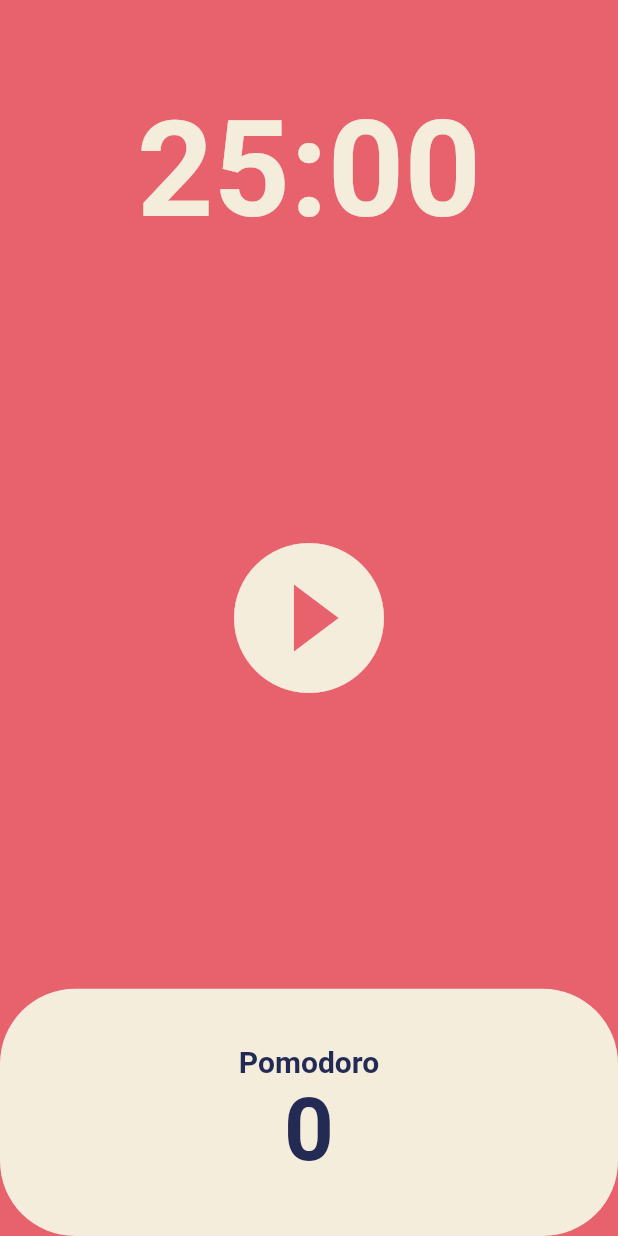
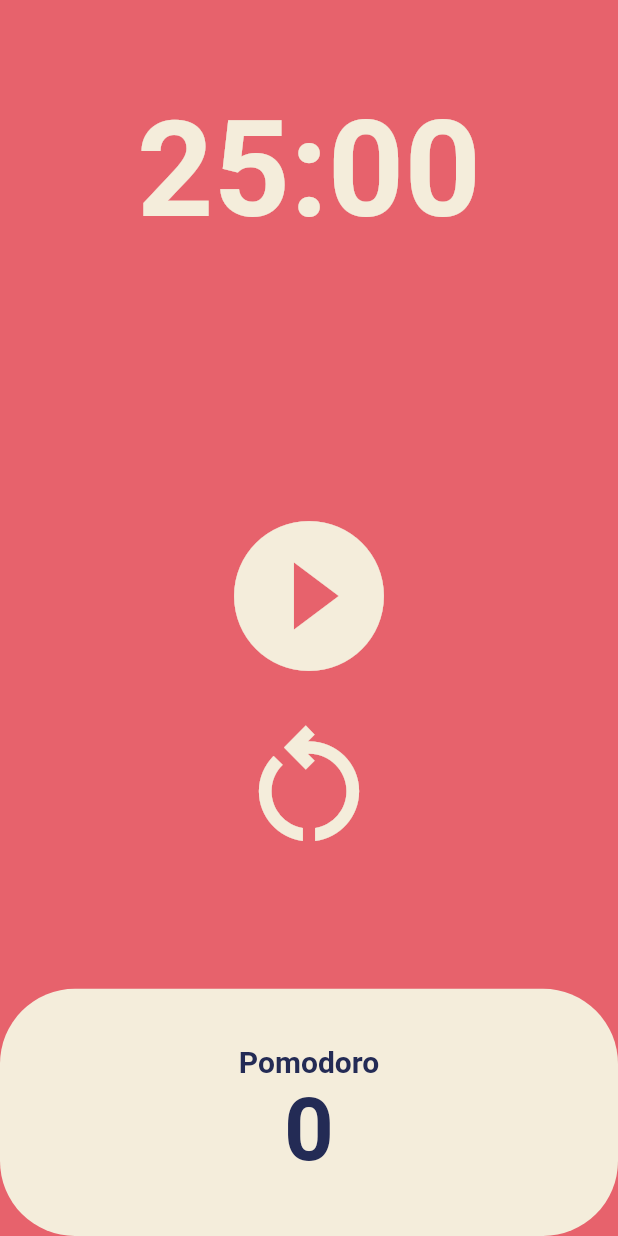
Before and after one commit to bladnoch/Timer_App, a Flutter app: the screen it shows after launch, on a phone screen of 412 x 824 dp. Run offline on Flutter 3.47's test engine with Material 2 defaults, Android fonts, the phone set to English and light mode, and no system bars.

Commit message:
add restart button

```diff
--- a/lib/screen/home_screen.dart
+++ b/lib/screen/home_screen.dart
@@ -50,9 +50,19 @@ class _HomeScreenState extends State<HomeScreen> {
     });
   }
 
+  void reStart(){
+    setState(() {
+      totalSeconds=twentyFiveMinutes;
+      format(totalSeconds);
+      totalPomodoros=0;
+      onPausePressed();
+    });
+
+
+  }
+
   String format(int seconds){
     var duration =Duration(seconds: seconds);
-    // print(duration.toString().split(".").first.substring(2,7)); test
     return duration.toString().split(".").first.substring(2,7);
   }
 
@@ -76,21 +86,38 @@ class _HomeScreenState extends State<HomeScreen> {
             ),
           ),
           Flexible(
-            flex: 3,
-            child: Center(
+            flex: 1,
+            child: Container(),
+          ),
+          Flexible(
+            flex: 2,
+            child: Column(
+              children: [
+                Center(
                   child: IconButton(
                     iconSize: 120,
                     color: Theme.of(context).cardColor,
                     onPressed: isRunning ?
                     onPausePressed :
                     onStartPressed,
-
                     icon: Icon(isRunning ?
                     Icons.pause_circle_filled_outlined :
                     Icons.play_circle_fill_outlined),
                   ),
+                ),
+                Center(
+                  child: IconButton(
+                    iconSize: 100,
+                    color: Theme.of(context).cardColor,
+                    onPressed: reStart,
+                    icon: Icon(
+                    Icons.restart_alt_outlined),
+                  ),
+                ),
+              ],
             )
           ),
+
           Flexible(
             flex: 1,
             child: Row(
```
Lines whose indentation alone changed are shown as unchanged.
